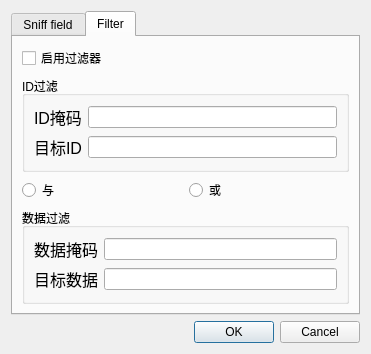
Qt form Software/subUi/sniffData/dialog_sniffdatasetting.ui (ZEEKRZERO/AutoSuite) before a commit.
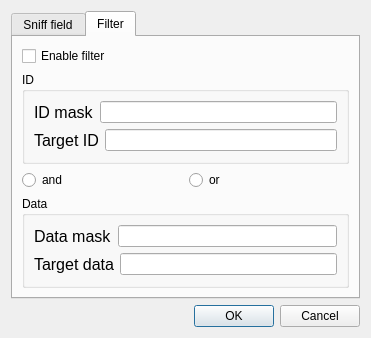
The same form after that commit. The open tabs and pages were chosen to show the change. Icons and pictures are not drawn.

Patch:
```diff
--- a/Software/subUi/sniffData/dialog_sniffdatasetting.ui
+++ b/Software/subUi/sniffData/dialog_sniffdatasetting.ui
@@ -236,7 +236,7 @@
        <item row="1" column="0">
         <widget class="QGroupBox" name="groupBox_2">
          <property name="title">
-          <string>ID过滤</string>
+          <string>ID</string>
          </property>
          <layout class="QGridLayout" name="gridLayout_4">
           <item row="0" column="0">
@@ -249,7 +249,7 @@
                </font>
               </property>
               <property name="text">
-               <string>ID掩码</string>
+               <string>ID mask</string>
               </property>
              </widget>
             </item>
@@ -268,7 +268,7 @@
                </font>
               </property>
               <property name="text">
-               <string>目标ID</string>
+               <string>Target ID</string>
               </property>
              </widget>
             </item>
@@ -285,14 +285,14 @@
          <item>
           <widget class="QRadioButton" name="radioButton_and">
            <property name="text">
-            <string>与</string>
+            <string>and</string>
            </property>
           </widget>
          </item>
          <item>
           <widget class="QRadioButton" name="radioButton_or">
            <property name="text">
-            <string>或</string>
+            <string>or</string>
            </property>
           </widget>
          </item>
@@ -301,7 +301,7 @@
        <item row="3" column="0">
         <widget class="QGroupBox" name="groupBox_3">
          <property name="title">
-          <string>数据过滤</string>
+          <string>Data</string>
          </property>
          <layout class="QGridLayout" name="gridLayout_5">
           <item row="0" column="0">
@@ -314,7 +314,7 @@
                </font>
               </property>
               <property name="text">
-               <string>数据掩码</string>
+               <string>Data mask</string>
               </property>
              </widget>
             </item>
@@ -333,7 +333,7 @@
                </font>
               </property>
               <property name="text">
-               <string>目标数据</string>
+               <string>Target data</string>
               </property>
              </widget>
             </item>
@@ -353,7 +353,7 @@
           </font>
          </property>
          <property name="text">
-          <string>启用过滤器</string>
+          <string>Enable filter</string>
          </property>
         </widget>
        </item>
```
Left out of the diff: 2 changed lines with no effect on the pictures.
